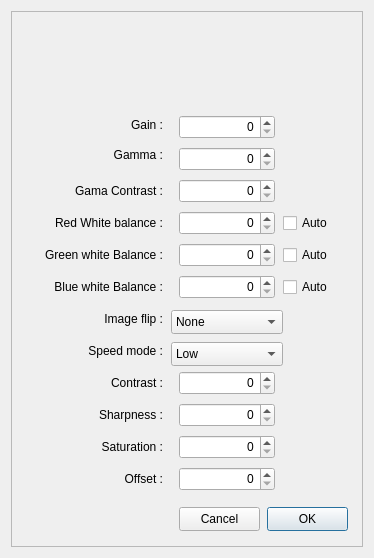
Before: the Qt Designer form PlayerOneCamera.ui in rpineau/PlayerOne, drawn with Qt 5.
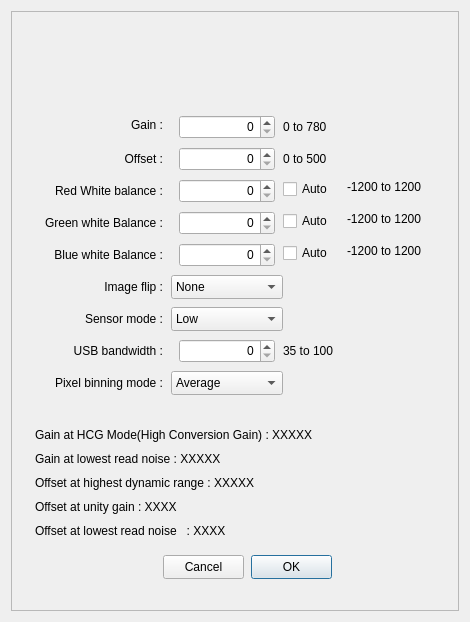
After: the same form once the commit is applied. Icons and pictures are not drawn. Custom widgets are drawn as their Qt base class.

Commit message: Added temperature control

```diff
--- a/PlayerOneCamera.ui
+++ b/PlayerOneCamera.ui
@@ -6,20 +6,20 @@
    <rect>
     <x>0</x>
     <y>0</y>
-    <width>374</width>
-    <height>558</height>
+    <width>470</width>
+    <height>622</height>
    </rect>
   </property>
   <property name="minimumSize">
    <size>
-    <width>374</width>
-    <height>558</height>
+    <width>470</width>
+    <height>622</height>
    </size>
   </property>
   <property name="maximumSize">
    <size>
-    <width>374</width>
-    <height>558</height>
+    <width>470</width>
+    <height>622</height>
    </size>
   </property>
   <property name="windowTitle">
@@ -50,27 +50,11 @@
        <set>Qt::AlignRight|Qt::AlignTrailing|Qt::AlignVCenter</set>
       </property>
      </widget>
-     <widget class="QLabel" name="label_3">
-      <property name="geometry">
-       <rect>
-        <x>32</x>
-        <y>132</y>
-        <width>120</width>
-        <height>24</height>
-       </rect>
-      </property>
-      <property name="text">
-       <string>Gamma :</string>
-      </property>
-      <property name="alignment">
-       <set>Qt::AlignRight|Qt::AlignTrailing|Qt::AlignVCenter</set>
-      </property>
-     </widget>
      <widget class="QLabel" name="label_4">
       <property name="geometry">
        <rect>
         <x>0</x>
-        <y>200</y>
+        <y>168</y>
         <width>152</width>
         <height>24</height>
        </rect>
@@ -82,27 +66,11 @@
        <set>Qt::AlignRight|Qt::AlignTrailing|Qt::AlignVCenter</set>
       </property>
      </widget>
-     <widget class="QLabel" name="label">
-      <property name="geometry">
-       <rect>
-        <x>16</x>
-        <y>168</y>
-        <width>136</width>
-        <height>24</height>
-       </rect>
-      </property>
-      <property name="text">
-       <string>Gama Contrast :</string>
-      </property>
-      <property name="alignment">
-       <set>Qt::AlignRight|Qt::AlignTrailing|Qt::AlignVCenter</set>
-      </property>
-     </widget>
      <widget class="QLabel" name="label_5">
       <property name="geometry">
        <rect>
         <x>8</x>
-        <y>232</y>
+        <y>200</y>
         <width>144</width>
         <height>24</height>
        </rect>
@@ -118,13 +86,13 @@
       <property name="geometry">
        <rect>
         <x>32</x>
-        <y>328</y>
+        <y>296</y>
         <width>120</width>
         <height>24</height>
        </rect>
       </property>
       <property name="text">
-       <string>Speed mode :</string>
+       <string>Sensor mode :</string>
       </property>
       <property name="alignment">
        <set>Qt::AlignRight|Qt::AlignTrailing|Qt::AlignVCenter</set>
@@ -143,37 +111,11 @@
        <set>Qt::AlignRight|Qt::AlignTrailing|Qt::AlignVCenter</set>
       </property>
      </widget>
-     <widget class="QSpinBox" name="Gamma">
-      <property name="geometry">
-       <rect>
-        <x>168</x>
-        <y>136</y>
-        <width>96</width>
-        <height>24</height>
-       </rect>
-      </property>
-      <property name="alignment">
-       <set>Qt::AlignRight|Qt::AlignTrailing|Qt::AlignVCenter</set>
-      </property>
-     </widget>
-     <widget class="QSpinBox" name="GammaContrast">
-      <property name="geometry">
-       <rect>
-        <x>168</x>
-        <y>168</y>
-        <width>96</width>
-        <height>24</height>
-       </rect>
-      </property>
-      <property name="alignment">
-       <set>Qt::AlignRight|Qt::AlignTrailing|Qt::AlignVCenter</set>
-      </property>
-     </widget>
      <widget class="QSpinBox" name="WB_R">
       <property name="geometry">
        <rect>
         <x>168</x>
-        <y>200</y>
+        <y>168</y>
         <width>96</width>
         <height>24</height>
        </rect>
@@ -186,7 +128,7 @@
       <property name="geometry">
        <rect>
         <x>168</x>
-        <y>232</y>
+        <y>200</y>
         <width>96</width>
         <height>24</height>
        </rect>
@@ -199,7 +141,7 @@
       <property name="geometry">
        <rect>
         <x>8</x>
-        <y>264</y>
+        <y>232</y>
         <width>144</width>
         <height>24</height>
        </rect>
@@ -215,7 +157,7 @@
       <property name="geometry">
        <rect>
         <x>168</x>
-        <y>264</y>
+        <y>232</y>
         <width>96</width>
         <height>24</height>
        </rect>
@@ -227,8 +169,8 @@
      <widget class="QPushButton" name="pushButtonOK">
       <property name="geometry">
        <rect>
-        <x>256</x>
-        <y>496</y>
+        <x>240</x>
+        <y>544</y>
         <width>81</width>
         <height>24</height>
        </rect>
@@ -240,8 +182,8 @@
      <widget class="QPushButton" name="pushButtonCancel">
       <property name="geometry">
        <rect>
-        <x>168</x>
-        <y>496</y>
+        <x>152</x>
+        <y>544</y>
         <width>81</width>
         <height>24</height>
        </rect>
@@ -250,11 +192,11 @@
        <string>Cancel</string>
       </property>
      </widget>
-     <widget class="QComboBox" name="SpeedMode">
+     <widget class="QComboBox" name="SensorMode">
       <property name="geometry">
        <rect>
         <x>160</x>
-        <y>331</y>
+        <y>296</y>
         <width>112</width>
         <height>24</height>
        </rect>
@@ -275,114 +217,27 @@
        </property>
       </item>
      </widget>
-     <widget class="QLabel" name="label_9">
-      <property name="geometry">
-       <rect>
-        <x>32</x>
-        <y>360</y>
-        <width>120</width>
-        <height>24</height>
-       </rect>
-      </property>
-      <property name="text">
-       <string>Contrast :</string>
-      </property>
-      <property name="alignment">
-       <set>Qt::AlignRight|Qt::AlignTrailing|Qt::AlignVCenter</set>
-      </property>
-     </widget>
-     <widget class="QLabel" name="label_10">
-      <property name="geometry">
-       <rect>
-        <x>32</x>
-        <y>392</y>
-        <width>120</width>
-        <height>24</height>
-       </rect>
-      </property>
-      <property name="text">
-       <string>Sharpness :</string>
-      </property>
-      <property name="alignment">
-       <set>Qt::AlignRight|Qt::AlignTrailing|Qt::AlignVCenter</set>
-      </property>
-     </widget>
-     <widget class="QSpinBox" name="Contrast">
-      <property name="geometry">
-       <rect>
-        <x>168</x>
-        <y>360</y>
-        <width>96</width>
-        <height>24</height>
-       </rect>
-      </property>
-      <property name="alignment">
-       <set>Qt::AlignRight|Qt::AlignTrailing|Qt::AlignVCenter</set>
-      </property>
-     </widget>
-     <widget class="QSpinBox" name="Sharpness">
-      <property name="geometry">
-       <rect>
-        <x>168</x>
-        <y>392</y>
-        <width>96</width>
-        <height>24</height>
-       </rect>
-      </property>
-      <property name="alignment">
-       <set>Qt::AlignRight|Qt::AlignTrailing|Qt::AlignVCenter</set>
-      </property>
-     </widget>
      <widget class="QLabel" name="label_11">
       <property name="geometry">
        <rect>
         <x>32</x>
-        <y>424</y>
+        <y>328</y>
         <width>120</width>
         <height>24</height>
        </rect>
       </property>
       <property name="text">
-       <string>Saturation :</string>
+       <string>USB bandwidth :</string>
       </property>
       <property name="alignment">
        <set>Qt::AlignRight|Qt::AlignTrailing|Qt::AlignVCenter</set>
       </property>
      </widget>
-     <widget class="QSpinBox" name="Saturation">
+     <widget class="QSpinBox" name="USBBandwidth">
       <property name="geometry">
        <rect>
         <x>168</x>
-        <y>424</y>
-        <width>96</width>
-        <height>24</height>
-       </rect>
-      </property>
-      <property name="alignment">
-       <set>Qt::AlignRight|Qt::AlignTrailing|Qt::AlignVCenter</set>
-      </property>
-     </widget>
-     <widget class="QLabel" name="label_12">
-      <property name="geometry">
-       <rect>
-        <x>32</x>
-        <y>456</y>
-        <width>120</width>
-        <height>24</height>
-       </rect>
-      </property>
-      <property name="text">
-       <string>Offset :</string>
-      </property>
-      <property name="alignment">
-       <set>Qt::AlignRight|Qt::AlignTrailing|Qt::AlignVCenter</set>
-      </property>
-     </widget>
-     <widget class="QSpinBox" name="Offset">
-      <property name="geometry">
-       <rect>
-        <x>168</x>
-        <y>456</y>
+        <y>328</y>
         <width>96</width>
         <height>24</height>
        </rect>
@@ -417,7 +272,7 @@
       <property name="geometry">
        <rect>
         <x>8</x>
-        <y>296</y>
+        <y>264</y>
         <width>144</width>
         <height>24</height>
        </rect>
@@ -433,7 +288,7 @@
       <property name="geometry">
        <rect>
         <x>160</x>
-        <y>299</y>
+        <y>264</y>
         <width>112</width>
         <height>24</height>
        </rect>
@@ -463,7 +318,7 @@
       <property name="geometry">
        <rect>
         <x>272</x>
-        <y>202</y>
+        <y>168</y>
         <width>56</width>
         <height>20</height>
        </rect>
@@ -476,7 +331,7 @@
       <property name="geometry">
        <rect>
         <x>272</x>
-        <y>234</y>
+        <y>200</y>
         <width>56</width>
         <height>20</height>
        </rect>
@@ -489,7 +344,7 @@
       <property name="geometry">
        <rect>
         <x>272</x>
-        <y>266</y>
+        <y>232</y>
         <width>56</width>
         <height>20</height>
        </rect>
@@ -498,6 +353,214 @@
        <string>Auto</string>
       </property>
      </widget>
+     <widget class="QComboBox" name="BinMode">
+      <property name="geometry">
+       <rect>
+        <x>160</x>
+        <y>360</y>
+        <width>112</width>
+        <height>24</height>
+       </rect>
+      </property>
+      <item>
+       <property name="text">
+        <string>Average</string>
+       </property>
+      </item>
+      <item>
+       <property name="text">
+        <string>Sum</string>
+       </property>
+      </item>
+     </widget>
+     <widget class="QLabel" name="label_9">
+      <property name="geometry">
+       <rect>
+        <x>24</x>
+        <y>360</y>
+        <width>128</width>
+        <height>24</height>
+       </rect>
+      </property>
+      <property name="text">
+       <string>Pixel binning mode :</string>
+      </property>
+      <property name="alignment">
+       <set>Qt::AlignRight|Qt::AlignTrailing|Qt::AlignVCenter</set>
+      </property>
+     </widget>
+     <widget class="QLabel" name="label">
+      <property name="geometry">
+       <rect>
+        <x>272</x>
+        <y>104</y>
+        <width>112</width>
+        <height>24</height>
+       </rect>
+      </property>
+      <property name="text">
+       <string>0 to 780</string>
+      </property>
+     </widget>
+     <widget class="QLabel" name="label_3">
+      <property name="geometry">
+       <rect>
+        <x>272</x>
+        <y>328</y>
+        <width>104</width>
+        <height>24</height>
+       </rect>
+      </property>
+      <property name="text">
+       <string>35 to 100</string>
+      </property>
+     </widget>
+     <widget class="QLabel" name="offsetHDR">
+      <property name="geometry">
+       <rect>
+        <x>24</x>
+        <y>464</y>
+        <width>256</width>
+        <height>16</height>
+       </rect>
+      </property>
+      <property name="text">
+       <string>Offset at highest dynamic range : XXXXX</string>
+      </property>
+     </widget>
+     <widget class="QLabel" name="label_12">
+      <property name="geometry">
+       <rect>
+        <x>272</x>
+        <y>136</y>
+        <width>112</width>
+        <height>24</height>
+       </rect>
+      </property>
+      <property name="text">
+       <string>0 to 500</string>
+      </property>
+     </widget>
+     <widget class="QLabel" name="label_13">
+      <property name="geometry">
+       <rect>
+        <x>40</x>
+        <y>136</y>
+        <width>112</width>
+        <height>24</height>
+       </rect>
+      </property>
+      <property name="text">
+       <string>Offset :</string>
+      </property>
+      <property name="alignment">
+       <set>Qt::AlignRight|Qt::AlignTrailing|Qt::AlignVCenter</set>
+      </property>
+     </widget>
+     <widget class="QSpinBox" name="Offset">
+      <property name="geometry">
+       <rect>
+        <x>168</x>
+        <y>136</y>
+        <width>96</width>
+        <height>24</height>
+       </rect>
+      </property>
+      <property name="alignment">
+       <set>Qt::AlignRight|Qt::AlignTrailing|Qt::AlignVCenter</set>
+      </property>
+     </widget>
+     <widget class="QLabel" name="offsetUnity">
+      <property name="geometry">
+       <rect>
+        <x>24</x>
+        <y>488</y>
+        <width>256</width>
+        <height>16</height>
+       </rect>
+      </property>
+      <property name="text">
+       <string>Offset at unity gain : XXXX</string>
+      </property>
+     </widget>
+     <widget class="QLabel" name="gainLowestReadNoice">
+      <property name="geometry">
+       <rect>
+        <x>24</x>
+        <y>440</y>
+        <width>304</width>
+        <height>16</height>
+       </rect>
+      </property>
+      <property name="text">
+       <string>Gain at lowest read noise : XXXXX</string>
+      </property>
+     </widget>
+     <widget class="QLabel" name="offsetLowestReadNoice">
+      <property name="geometry">
+       <rect>
+        <x>24</x>
+        <y>512</y>
+        <width>256</width>
+        <height>16</height>
+       </rect>
+      </property>
+      <property name="text">
+       <string>Offset at lowest read noise   : XXXX</string>
+      </property>
+     </widget>
+     <widget class="QLabel" name="HCG_value">
+      <property name="geometry">
+       <rect>
+        <x>24</x>
+        <y>416</y>
+        <width>312</width>
+        <height>16</height>
+       </rect>
+      </property>
+      <property name="text">
+       <string>Gain at HCG Mode(High Conversion Gain) : XXXXX</string>
+      </property>
+     </widget>
+     <widget class="QLabel" name="label_18">
+      <property name="geometry">
+       <rect>
+        <x>336</x>
+        <y>168</y>
+        <width>112</width>
+        <height>16</height>
+       </rect>
+      </property>
+      <property name="text">
+       <string>-1200 to 1200</string>
+      </property>
+     </widget>
+     <widget class="QLabel" name="label_19">
+      <property name="geometry">
+       <rect>
+        <x>336</x>
+        <y>200</y>
+        <width>112</width>
+        <height>16</height>
+       </rect>
+      </property>
+      <property name="text">
+       <string>-1200 to 1200</string>
+      </property>
+     </widget>
+     <widget class="QLabel" name="label_20">
+      <property name="geometry">
+       <rect>
+        <x>336</x>
+        <y>232</y>
+        <width>112</width>
+        <height>16</height>
+       </rect>
+      </property>
+      <property name="text">
+       <string>-1200 to 1200</string>
+      </property>
+     </widget>
     </widget>
    </item>
   </layout>
```
The commit also changes 2 other files.
